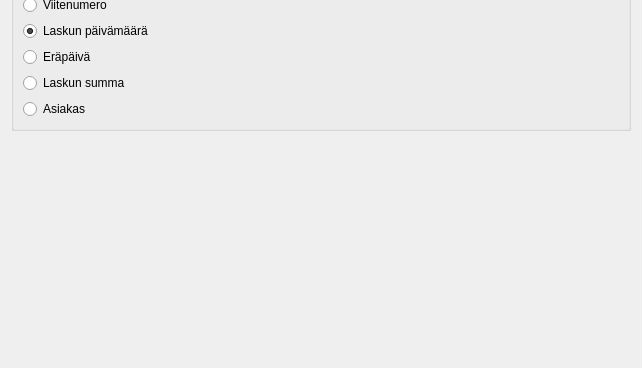
Qt form kitupiikki/raportti/laskuraportti.ui (artoh/kitupiikki) before a commit; both pictures show x 0 to 642 and y 370 to 738 of the 642 by 738 pixel window.
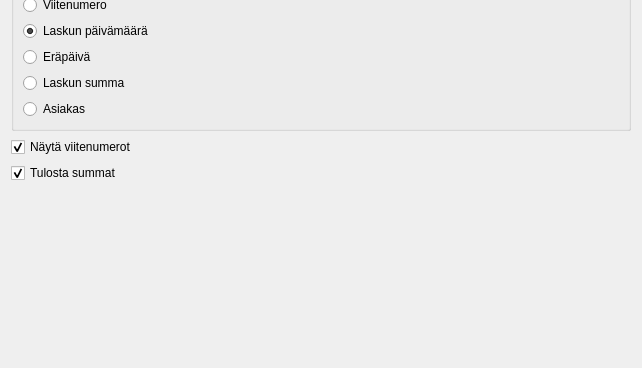
The same form after that commit.

Patch:
```diff
--- a/kitupiikki/raportti/laskuraportti.ui
+++ b/kitupiikki/raportti/laskuraportti.ui
@@ -197,6 +197,26 @@
      </layout>
     </widget>
    </item>
+   <item>
+    <widget class="QCheckBox" name="viiteBox">
+     <property name="text">
+      <string>Näytä viitenumerot</string>
+     </property>
+     <property name="checked">
+      <bool>true</bool>
+     </property>
+    </widget>
+   </item>
+   <item>
+    <widget class="QCheckBox" name="summaBox">
+     <property name="text">
+      <string>Tulosta summat</string>
+     </property>
+     <property name="checked">
+      <bool>true</bool>
+     </property>
+    </widget>
+   </item>
    <item>
     <spacer name="verticalSpacer">
      <property name="orientation">
```
